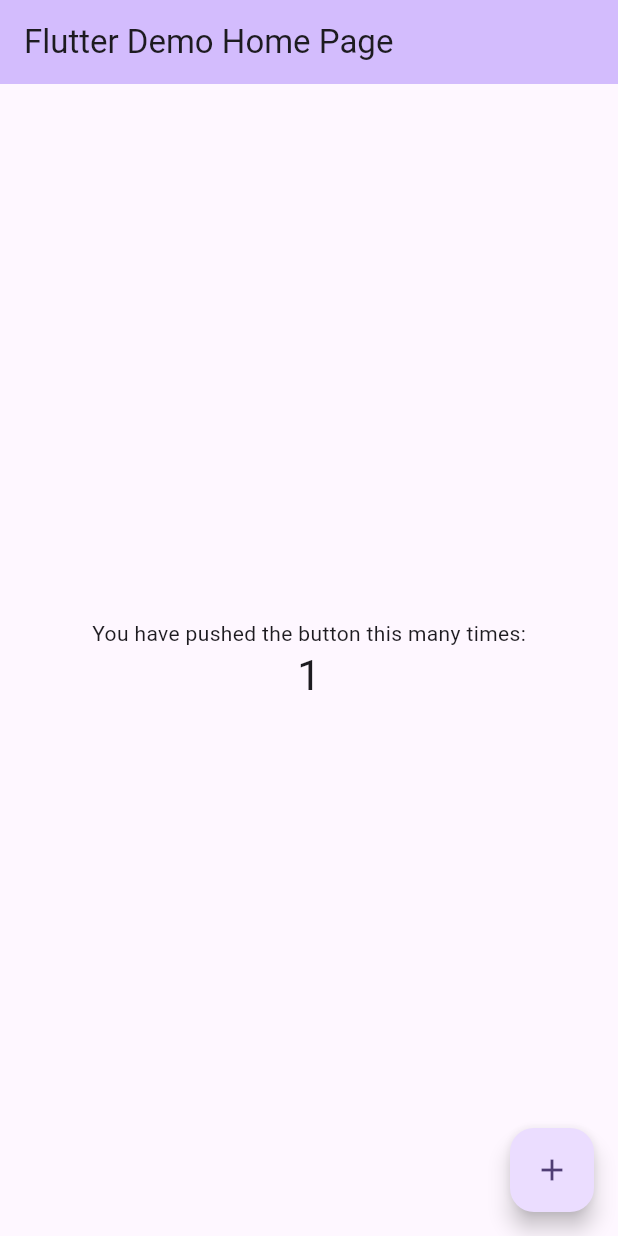
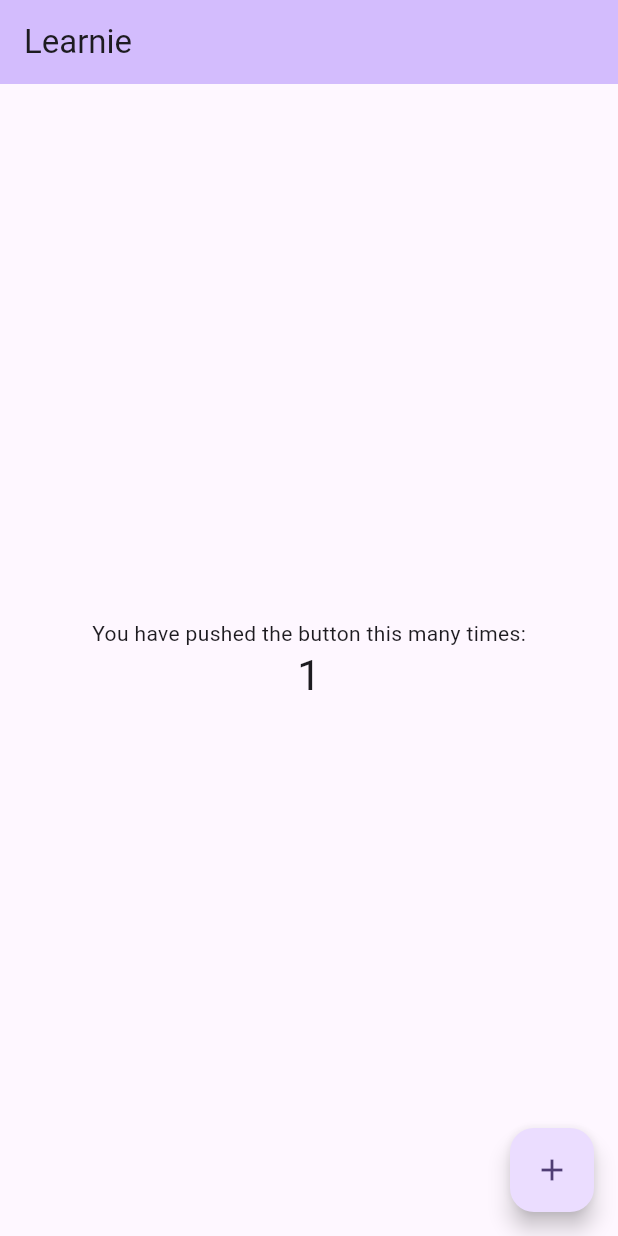
Before and after one commit to gonzasosa/white_label, a Flutter app: the screen it shows after launch, after a tap on the "add" icon, on a phone screen of 412 x 824 dp. Run offline on Flutter 3.47's test engine with Material 3 defaults, Android fonts, the phone set to English and light mode, and no system bars; our stand-ins replace firebase_core; accounts and stored records are empty.

```diff
--- a/lib/main.dart
+++ b/lib/main.dart
@@ -1,52 +1,32 @@
+import 'package:firebase_core/firebase_core.dart';
 import 'package:flutter/material.dart';
+import 'package:white_label/firebase_options.dart';
 
-void main() {
+Future<void> main() async {
+  await Firebase.initializeApp(
+    options: DefaultFirebaseOptions.currentPlatform,
+  );
   runApp(const MyApp());
 }
 
 class MyApp extends StatelessWidget {
   const MyApp({super.key});
 
-  // This widget is the root of your application.
   @override
   Widget build(BuildContext context) {
     return MaterialApp(
       title: 'Flutter Demo',
       theme: ThemeData(
-        // This is the theme of your application.
-        //
-        // TRY THIS: Try running your application with "flutter run". You'll see
-        // the application has a purple toolbar. Then, without quitting the app,
-        // try changing the seedColor in the colorScheme below to Colors.green
-        // and then invoke "hot reload" (save your changes or press the "hot
-        // reload" button in a Flutter-supported IDE, or press "r" if you used
-        // the command line to start the app).
-        //
-        // Notice that the counter didn't reset back to zero; the application
-        // state is not lost during the reload. To reset the state, use hot
-        // restart instead.
-        //
-        // This works for code too, not just values: Most code changes can be
-        // tested with just a hot reload.
         colorScheme: ColorScheme.fromSeed(seedColor: Colors.deepPurple),
         useMaterial3: true,
       ),
-      home: const MyHomePage(title: 'Flutter Demo Home Page'),
+      home: const MyHomePage(title: 'Learnie'),
     );
   }
 }
 
 class MyHomePage extends StatefulWidget {
   const MyHomePage({super.key, required this.title});
-
-  // This widget is the home page of your application. It is stateful, meaning
-  // that it has a State object (defined below) that contains fields that affect
-  // how it looks.
-
-  // This class is the configuration for the state. It holds the values (in this
-  // case the title) provided by the parent (in this case the App widget) and
-  // used by the build method of the State. Fields in a Widget subclass are
-  // always marked "final".
 
   final String title;
 
@@ -59,50 +39,19 @@ class _MyHomePageState extends State<MyHomePage> {
 
   void _incrementCounter() {
     setState(() {
-      // This call to setState tells the Flutter framework that something has
-      // changed in this State, which causes it to rerun the build method below
-      // so that the display can reflect the updated values. If we changed
-      // _counter without calling setState(), then the build method would not be
-      // called again, and so nothing would appear to happen.
       _counter++;
     });
   }
 
   @override
   Widget build(BuildContext context) {
-    // This method is rerun every time setState is called, for instance as done
-    // by the _incrementCounter method above.
-    //
-    // The Flutter framework has been optimized to make rerunning build methods
-    // fast, so that you can just rebuild anything that needs updating rather
-    // than having to individually change instances of widgets.
     return Scaffold(
       appBar: AppBar(
-        // TRY THIS: Try changing the color here to a specific color (to
-        // Colors.amber, perhaps?) and trigger a hot reload to see the AppBar
-        // change color while the other colors stay the same.
         backgroundColor: Theme.of(context).colorScheme.inversePrimary,
-        // Here we take the value from the MyHomePage object that was created by
-        // the App.build method, and use it to set our appbar title.
         title: Text(widget.title),
       ),
       body: Center(
-        // Center is a layout widget. It takes a single child and positions it
-        // in the middle of the parent.
         child: Column(
-          // Column is also a layout widget. It takes a list of children and
-          // arranges them vertically. By default, it sizes itself to fit its
-          // children horizontally, and tries to be as tall as its parent.
-          //
-          // Column has various properties to control how it sizes itself and
-          // how it positions its children. Here we use mainAxisAlignment to
-          // center the children vertically; the main axis here is the vertical
-          // axis because Columns are vertical (the cross axis would be
-          // horizontal).
-          //
-          // TRY THIS: Invoke "debug painting" (choose the "Toggle Debug Paint"
-          // action in the IDE, or press "p" in the console), to see the
-          // wireframe for each widget.
           mainAxisAlignment: MainAxisAlignment.center,
           children: <Widget>[
             const Text(
@@ -119,7 +68,7 @@ class _MyHomePageState extends State<MyHomePage> {
         onPressed: _incrementCounter,
         tooltip: 'Increment',
         child: const Icon(Icons.add),
-      ), // This trailing comma makes auto-formatting nicer for build methods.
+      ),
     );
   }
 }
```
Also changed, not shown: pubspec.yaml (+3 -71 lines), firebase.json (added), lib/firebase_options.dart (added), pubspec.lock, 8 other files.
